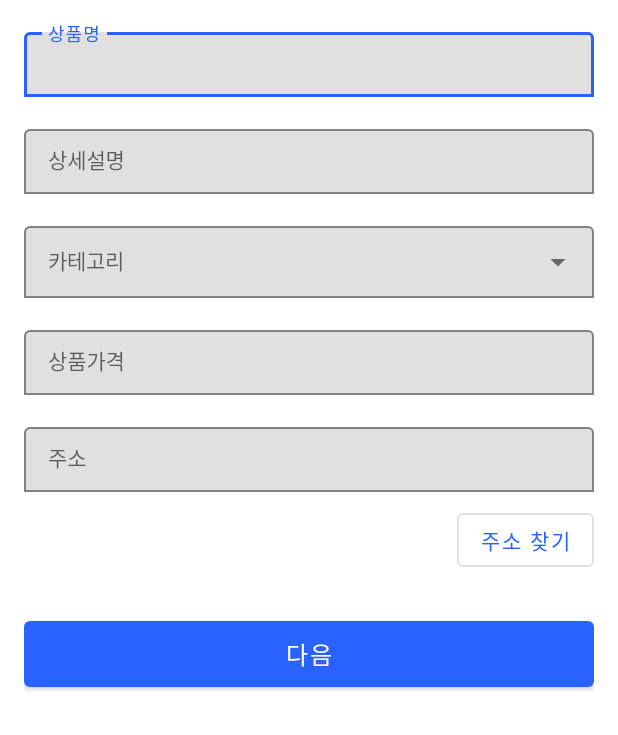
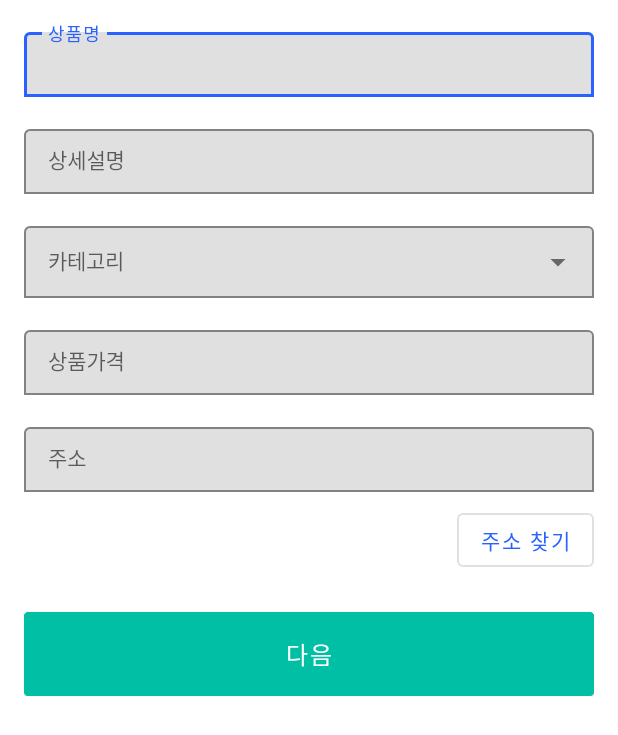
Before and after one commit to seo3997/kycarrotsApp, an Android app: the layout advertiser_make_ad_detail.xml on its own in the app's theme, with its tools: preview values and no code run, on a phone screen of 412 x 824 dp. Shown: the top 735 px of the screen. Run offline under Robolectric (Android 15) with nearby library versions, the light colour scheme and no system bars.

Commit message:
다음버튼 색상변경

```diff
--- a/app/src/main/res/layout/advertiser_make_ad_detail.xml
+++ b/app/src/main/res/layout/advertiser_make_ad_detail.xml
@@ -130,11 +130,12 @@
         <!-- 다음 버튼 -->
         <com.google.android.material.button.MaterialButton
             android:id="@+id/btn_make_ad_detail_next"
-            style="@style/Widget.MaterialComponents.Button"
             android:layout_width="match_parent"
             android:layout_height="56dp"
             android:layout_marginTop="24dp"
+            android:background="@drawable/btn_membership_selector"
             android:text="@string/str_next"
+            app:backgroundTint="@null"
             android:textSize="16sp"/>
     </LinearLayout>
 </androidx.core.widget.NestedScrollView>
```
